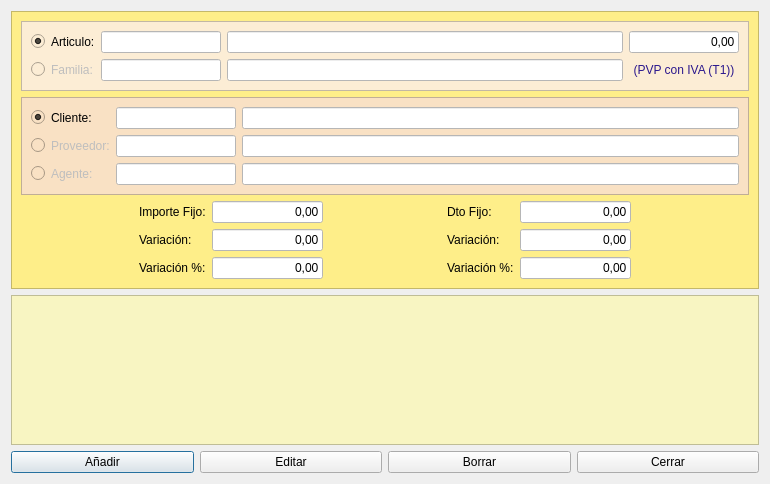
First picture: the form in Almacen/frmexcepciones.ui, repository arcnexus/RedFoX, before the edit.
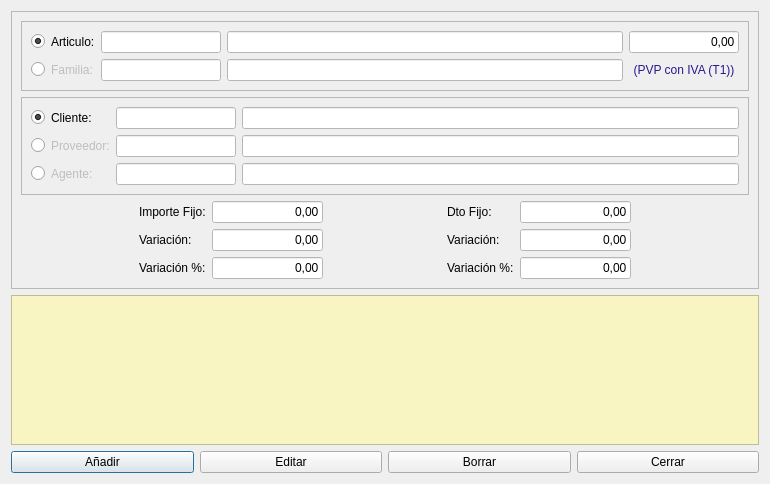
Second picture: the form after the edit. Icons and pictures are not drawn.

What changed in the file:
```diff
--- a/Almacen/frmexcepciones.ui
+++ b/Almacen/frmexcepciones.ui
@@ -60,9 +60,6 @@
    </item>
    <item row="0" column="0" colspan="4">
     <widget class="QFrame" name="frame">
-     <property name="styleSheet">
-      <string notr="true">background-color: rgb(254, 238, 137);</string>
-     </property>
      <property name="frameShape">
       <enum>QFrame::StyledPanel</enum>
      </property>
@@ -72,9 +69,6 @@
      <layout class="QGridLayout" name="gridLayout_3">
       <item row="0" column="0" colspan="7">
        <widget class="QFrame" name="frame_2">
-        <property name="styleSheet">
-         <string notr="true">background-color: rgb(252, 237, 213);</string>
-        </property>
         <property name="frameShape">
          <enum>QFrame::StyledPanel</enum>
         </property>
@@ -199,9 +193,6 @@
       </item>
       <item row="1" column="0" colspan="7">
        <widget class="QFrame" name="frame_3">
-        <property name="styleSheet">
-         <string notr="true">background-color: rgb(249, 225, 196);</string>
-        </property>
         <property name="frameShape">
          <enum>QFrame::StyledPanel</enum>
         </property>
```
